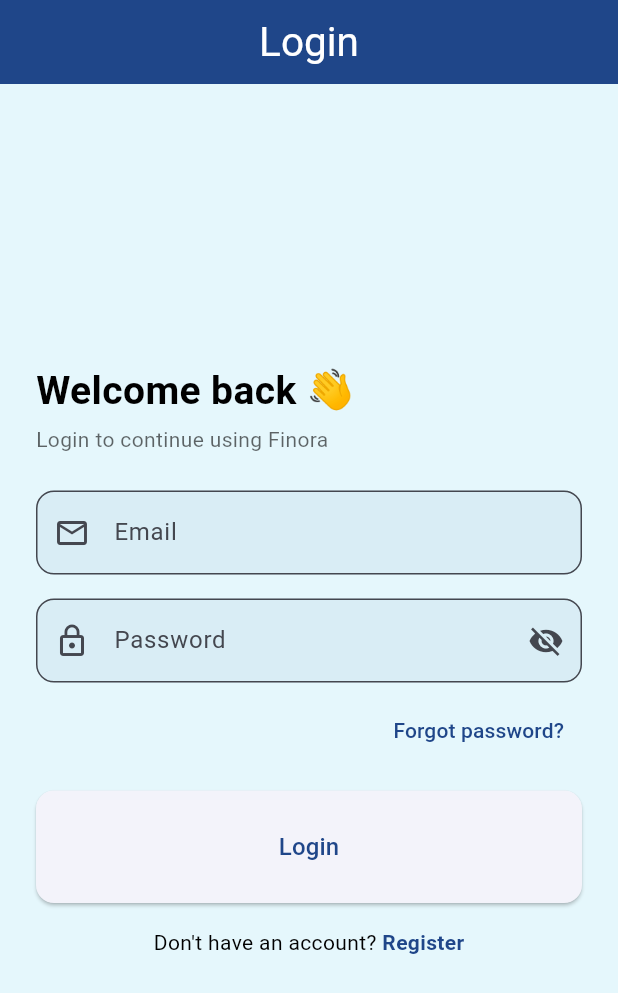
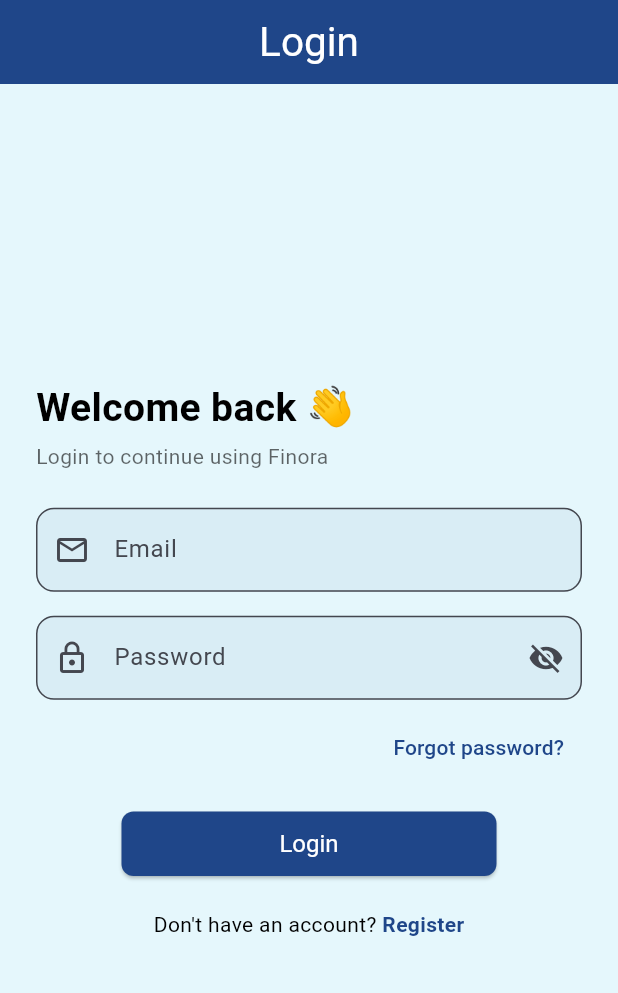
Before and after one commit to tanishullas04/Finora, a Flutter app: the screen it shows after launch, on a phone screen of 412 x 824 dp. Shown: the top 993 px of the screen. Run offline on Flutter 3.47's test engine with Material 3 defaults, Android fonts, the phone set to English and light mode, and no system bars; our stand-ins replace cloud_firestore, file_picker, firebase_auth, firebase_core, lottie, pdf and 1 more; accounts and stored records are empty.

Commit message:
fix(login): center and style login button

```diff
--- a/lib/screens/login.dart
+++ b/lib/screens/login.dart
@@ -264,12 +264,23 @@ class _LoginScreenState extends State<LoginScreen> {
                 ),
                 const SizedBox(height: 16),
 
-                SizedBox(
-                  width: double.infinity,
-                  child: ElevatedButton(
-                    onPressed: _isLoading ? null : _login,
-                    child: Padding(
-                      padding: const EdgeInsets.symmetric(vertical: 12),
+                Center(
+                  child: ConstrainedBox(
+                    constraints: const BoxConstraints(
+                      minWidth: 250,
+                      maxWidth: 450,
+                    ),
+                    child: ElevatedButton(
+                      style: ElevatedButton.styleFrom(
+                        backgroundColor: AppColors.primary,
+                        foregroundColor: Colors.white,
+                        padding: const EdgeInsets.symmetric(vertical: 12),
+                        textStyle: const TextStyle(fontSize: 16),
+                        shape: RoundedRectangleBorder(
+                          borderRadius: BorderRadius.circular(8),
+                        ),
+                      ),
+                      onPressed: _isLoading ? null : _login,
                       child: _isLoading
                           ? const SizedBox(
                               height: 20,
@@ -281,11 +292,11 @@ class _LoginScreenState extends State<LoginScreen> {
                                 ),
                               ),
                             )
-                          : const Text("Login", style: TextStyle(fontSize: 16)),
+                          : const Text("Login"),
                     ),
                   ),
                 ),
-                const SizedBox(height: 16),
+                const SizedBox(height: 20),
 
                 Row(
                   mainAxisAlignment: MainAxisAlignment.center,
```
